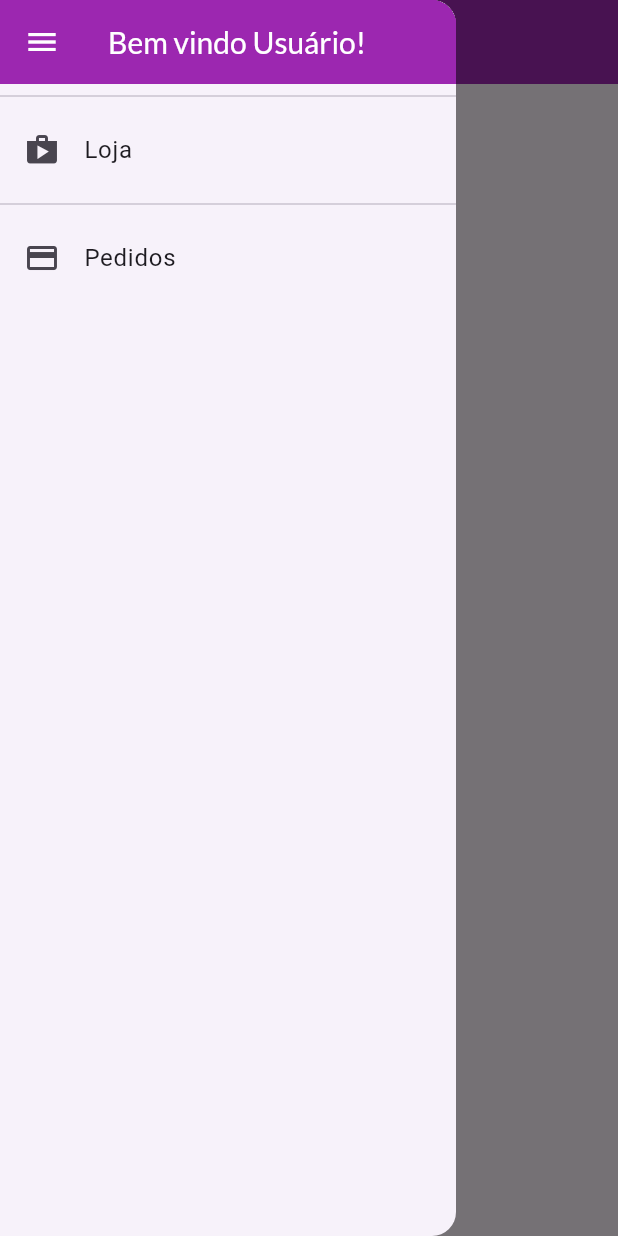
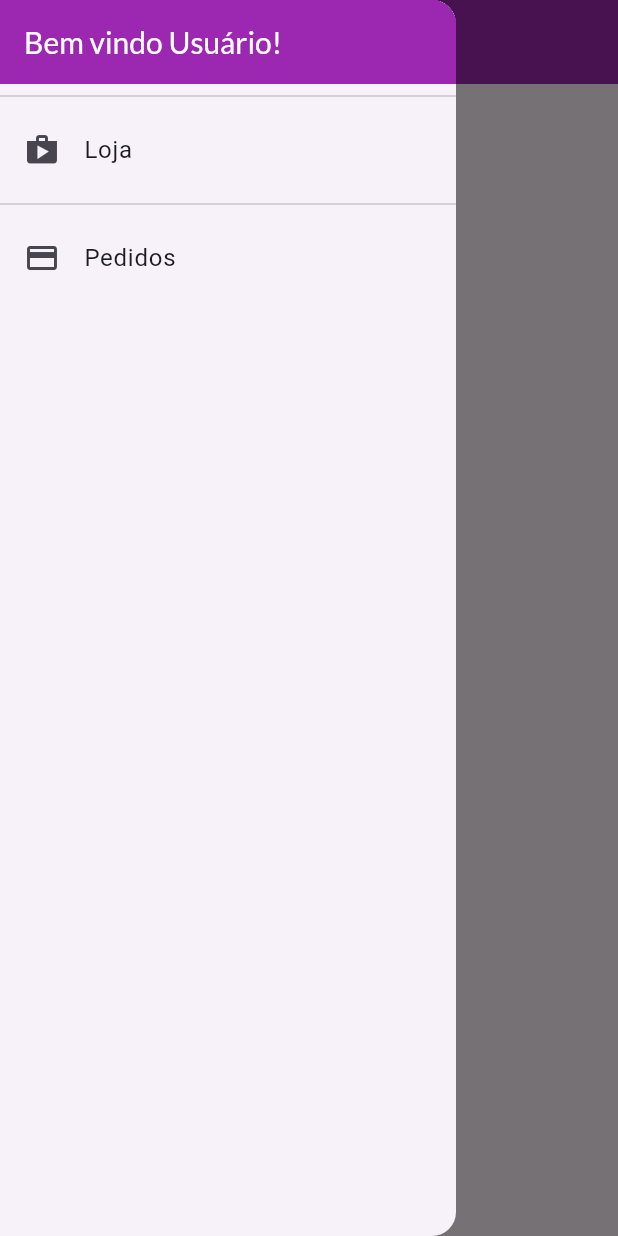
Before and after one commit to DaniloBitencourt/shop, a Flutter app: the OrdersScreen screen opened by its route, with the side drawer open, on a phone screen of 412 x 824 dp. Run offline on Flutter 3.47's test engine with Material 3 defaults, Android fonts, the phone set to English and light mode, and no system bars; network calls fail.

Commit message:
Desenvolvendo a tela de Pedidos

```diff
--- a/lib/components/app_drawer.dart
+++ b/lib/components/app_drawer.dart
@@ -10,22 +10,23 @@ class AppDrawer extends StatelessWidget {
       child: Column(
         children: [
           AppBar(
-            title: Text('Bem vindo Usuário!'),
+            title: const Text('Bem vindo Usuário!'),
+            automaticallyImplyLeading: false,
           ),
-          Divider(),
+          const Divider(),
           ListTile(
-            leading: Icon(Icons.shop),
-            title: Text('Loja'),
+            leading: const Icon(Icons.shop),
+            title: const Text('Loja'),
             onTap: () {
               Navigator.of(context).pushReplacementNamed(
                 AppRoutes.HOME,
               );
             },
           ),
-          Divider(),
+          const Divider(),
           ListTile(
-            leading: Icon(Icons.payment),
-            title: Text('Pedidos'),
+            leading: const Icon(Icons.payment),
+            title: const Text('Pedidos'),
             onTap: () {
               Navigator.of(context).pushReplacementNamed(
                 AppRoutes.ORDERS,
--- a/lib/screen/orders_screen.dart
+++ b/lib/screen/orders_screen.dart
@@ -1,16 +1,24 @@
 import 'package:flutter/material.dart';
+import 'package:provider/provider.dart';
 import 'package:shop/components/app_drawer.dart';
+import 'package:shop/components/order_widget.dart';
+import 'package:shop/models/order_list.dart';
 
 class OrdersScreen extends StatelessWidget {
   const OrdersScreen({super.key});
 
   @override
   Widget build(BuildContext context) {
+    final OrderList orders = Provider.of(context);
     return Scaffold(
       appBar: AppBar(
         title: Text('Meus Pedidos'),
       ),
       drawer: AppDrawer(),
+      body: ListView.builder(
+        itemCount: orders.itemsCount,
+        itemBuilder: (ctx, i) => OrderWidget(order: orders.items[i])
+      ),
     );
   }
 }
```
Also changed, not shown: lib/components/order_widget.dart (added, +36 -0 lines).
